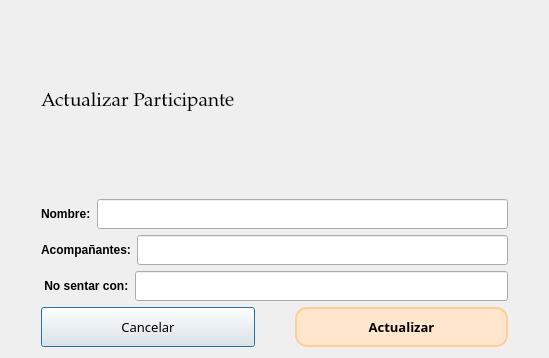
This is src/ui/ActualizarParticipante.ui in IvanJesusCorbalanPascual/Gestor-de-Eventos as Qt 5 draws it before an edit. The edited form follows.
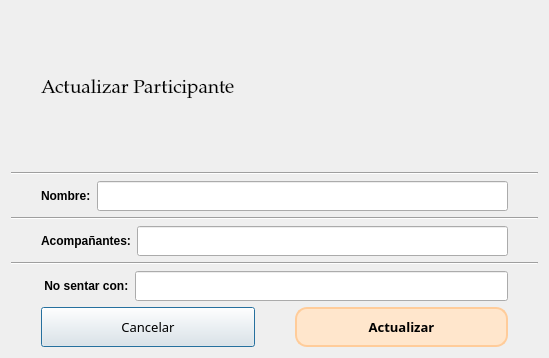
This is the edited form.

Patch:
```diff
--- a/src/ui/ActualizarParticipante.ui
+++ b/src/ui/ActualizarParticipante.ui
@@ -37,6 +37,13 @@
      </item>
     </layout>
    </item>
+   <item>
+    <widget class="Line" name="line">
+     <property name="orientation">
+      <enum>Qt::Horizontal</enum>
+     </property>
+    </widget>
+   </item>
    <item>
     <layout class="QHBoxLayout" name="horizontalLayout">
      <property name="leftMargin">
@@ -82,6 +89,13 @@
      </item>
     </layout>
    </item>
+   <item>
+    <widget class="Line" name="line_2">
+     <property name="orientation">
+      <enum>Qt::Horizontal</enum>
+     </property>
+    </widget>
+   </item>
    <item>
     <layout class="QHBoxLayout" name="horizontalLayout_2">
      <property name="leftMargin">
@@ -127,6 +141,13 @@
      </item>
     </layout>
    </item>
+   <item>
+    <widget class="Line" name="line_3">
+     <property name="orientation">
+      <enum>Qt::Horizontal</enum>
+     </property>
+    </widget>
+   </item>
    <item>
     <layout class="QHBoxLayout" name="horizontalLayout_3">
      <property name="leftMargin">
```
